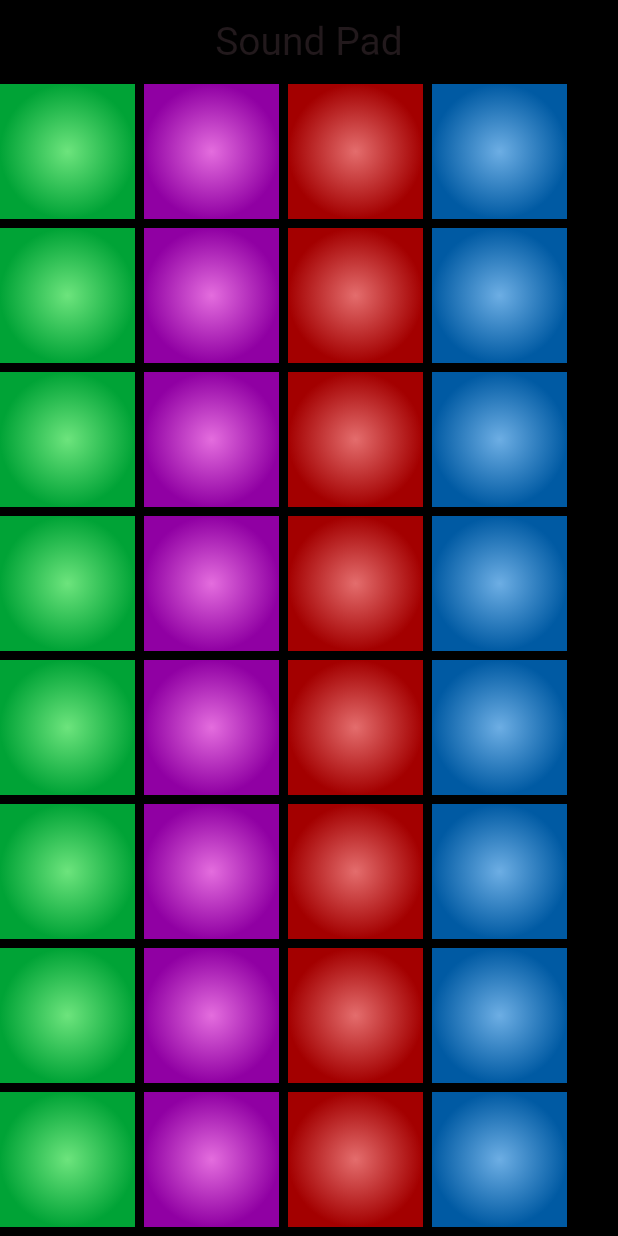
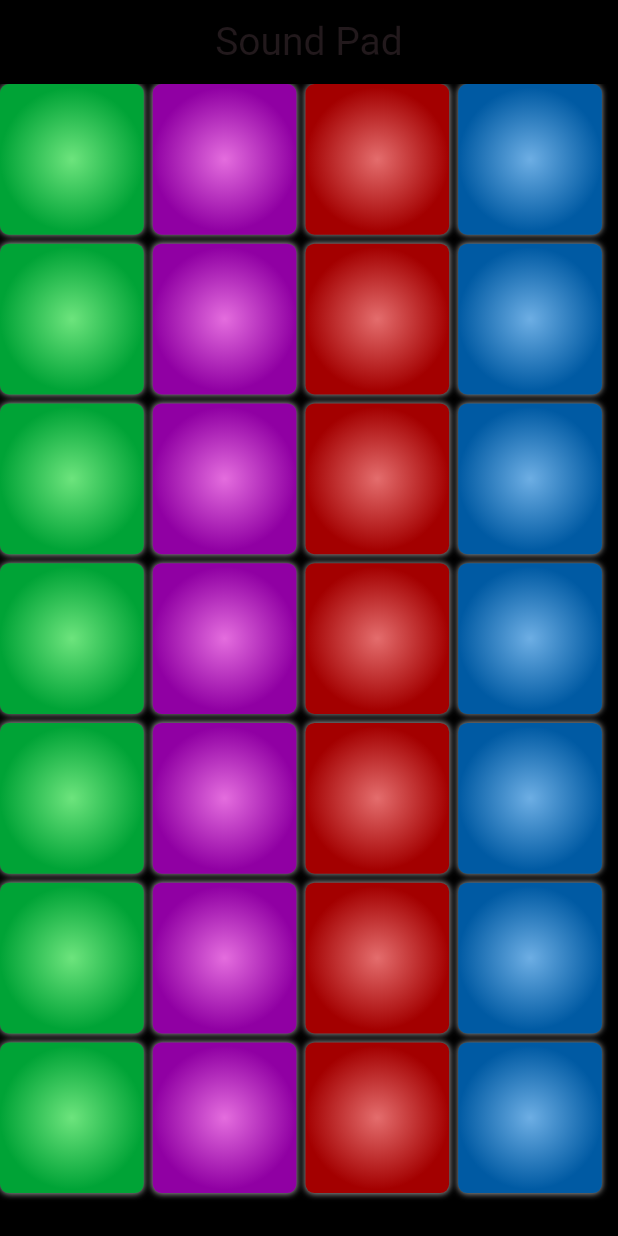
Before and after one commit to Janvierscode/sound_pad_app, a Flutter app: the screen it shows after launch, on a phone screen of 412 x 824 dp. Run offline on Flutter 3.47's test engine with Material 3 defaults, Android fonts, the phone set to English and light mode, and no system bars; our stand-ins replace audioplayers, google_fonts.

Commit message:
Refactor home page layout and pad size

```diff
--- a/lib/home_page.dart
+++ b/lib/home_page.dart
@@ -6,7 +6,8 @@ class HomePage extends StatelessWidget {
 
   @override
   Widget build(BuildContext context) {
-    return Scaffold(
+    return SafeArea(
+      child: Scaffold(
         appBar: AppBar(
           centerTitle: true,
           backgroundColor: Colors.black,
@@ -46,12 +47,10 @@ class HomePage extends StatelessWidget {
           Pad(colorCenter: Color(0xFFE46DDE), colorOutline: Color(0xFF9000A3), tone: '26'),
           Pad(colorCenter: Color(0xFFE46D6D), colorOutline: Color(0xFFA30000), tone: '27'),
           Pad(colorCenter: Color(0xFF6DAEE4), colorOutline: Color(0xFF005AA3), tone: '28'),
-        Pad(colorCenter: Color(0xFF6DE47D), colorOutline: Color(0xFF00A336), tone: '17'),
-        Pad(colorCenter: Color(0xFFE46DDE), colorOutline: Color(0xFF9000A3), tone: '18'),
-        Pad(colorCenter: Color(0xFFE46D6D), colorOutline: Color(0xFFA30000), tone: '19'),
-        Pad(colorCenter: Color(0xFF6DAEE4), colorOutline: Color(0xFF005AA3), tone: '20'),
+
 
         ]),
+      ),
     );
   }
 }
--- a/lib/pad.dart
+++ b/lib/pad.dart
@@ -30,6 +30,9 @@ class _PadState extends State<Pad> {
 
   @override
   Widget build(BuildContext context) {
+    double width = MediaQuery.of(context).size.width;
+    double height = MediaQuery.of(context).size.height;
+
     return GestureDetector(
       onTap: () async {
         setState(() {
@@ -51,16 +54,17 @@ class _PadState extends State<Pad> {
         });
       },
       child: Container(
-        height: 90,
-        width: 90,
+        height: height/8.2,
+        width: width/4.3,
         decoration: BoxDecoration(
-          gradient: RadialGradient(
-            colors: [
+            borderRadius: const BorderRadius.all(Radius.circular(6.0)),
+            gradient: RadialGradient(colors: [
               _colorCenter,
               _colorOutline,
-            ],
-          ),
-        ),
+            ], radius: 0.5),
+            boxShadow: const [
+              BoxShadow(color: Colors.grey, blurRadius: 3.0),
+            ]),
       ),
     );
   }
```
Lines whose indentation alone changed are shown as unchanged.
